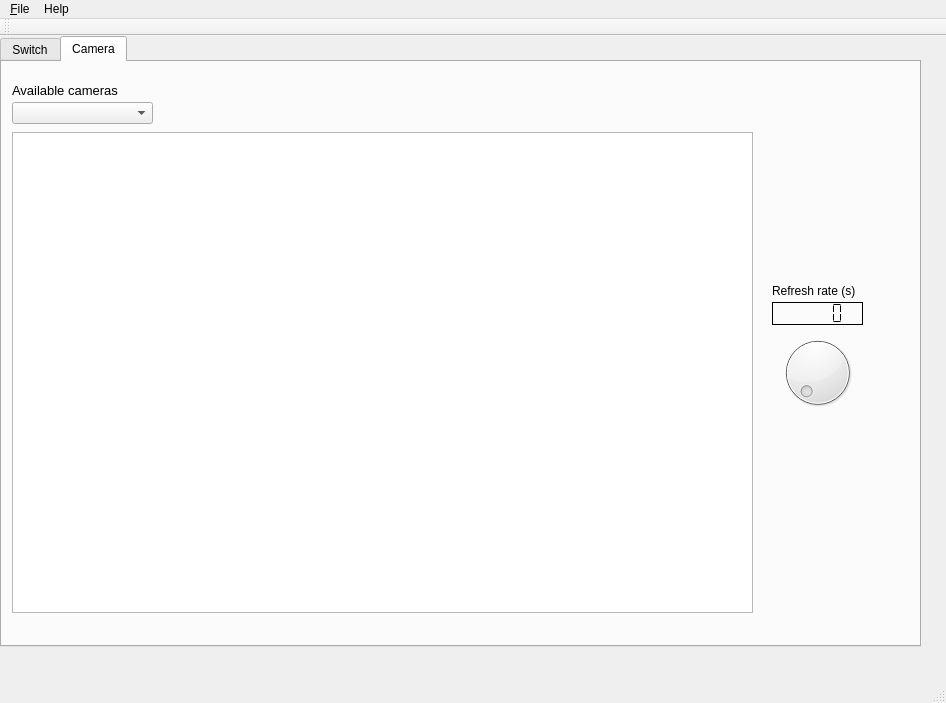
This is clientapps/SensorTest/mainwindow.ui in keigezellig/fruitHAP as Qt 5 draws it before an edit. The edited form follows.
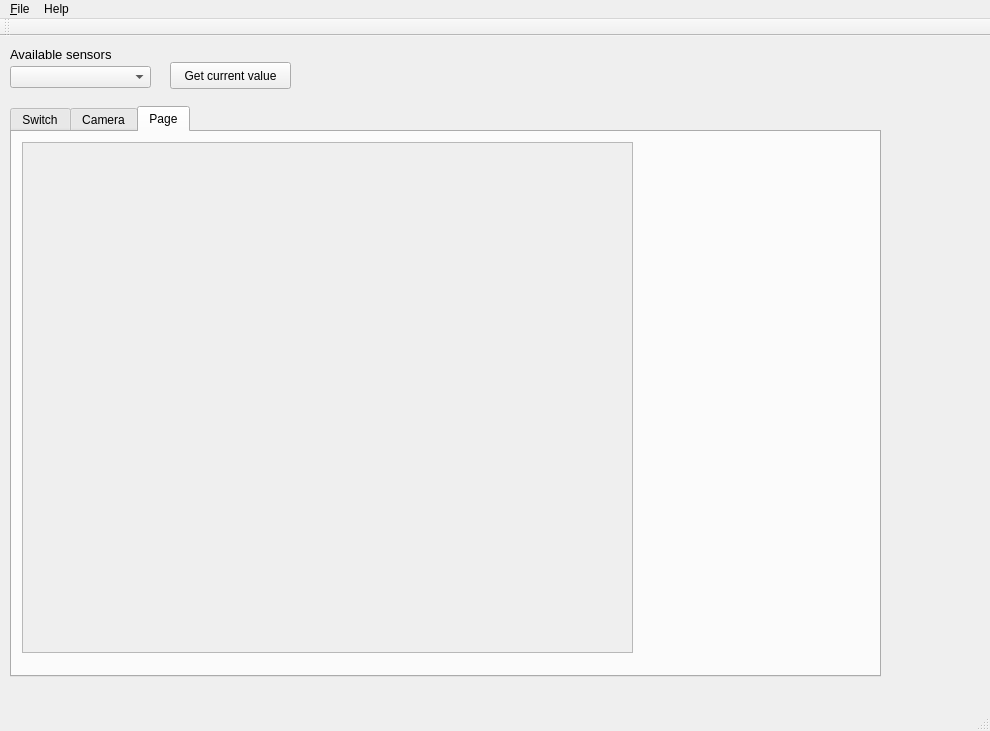
This is the edited form.

```diff
--- a/clientapps/SensorTest/mainwindow.ui
+++ b/clientapps/SensorTest/mainwindow.ui
@@ -6,8 +6,8 @@
    <rect>
     <x>0</x>
     <y>0</y>
-    <width>946</width>
-    <height>703</height>
+    <width>990</width>
+    <height>731</height>
    </rect>
   </property>
   <property name="windowTitle">
@@ -23,10 +23,10 @@
    <widget class="QTabWidget" name="tabWidget">
     <property name="geometry">
      <rect>
-      <x>0</x>
-      <y>0</y>
-      <width>921</width>
-      <height>611</height>
+      <x>10</x>
+      <y>70</y>
+      <width>871</width>
+      <height>571</height>
      </rect>
     </property>
     <property name="tabShape">
@@ -39,34 +39,6 @@
      <attribute name="title">
       <string>Switch</string>
      </attribute>
-     <widget class="QLabel" name="label">
-      <property name="geometry">
-       <rect>
-        <x>10</x>
-        <y>20</y>
-        <width>131</width>
-        <height>16</height>
-       </rect>
-      </property>
-      <property name="font">
-       <font>
-        <pointsize>10</pointsize>
-       </font>
-      </property>
-      <property name="text">
-       <string>Available switches</string>
-      </property>
-     </widget>
-     <widget class="QComboBox" name="cmbSwitchList">
-      <property name="geometry">
-       <rect>
-        <x>10</x>
-        <y>40</y>
-        <width>141</width>
-        <height>22</height>
-       </rect>
-      </property>
-     </widget>
      <widget class="QLabel" name="lbState">
       <property name="geometry">
        <rect>
@@ -124,43 +96,15 @@
       </property>
      </widget>
     </widget>
-    <widget class="QWidget" name="tab">
+    <widget class="QWidget" name="tabCamera">
      <attribute name="title">
       <string>Camera</string>
      </attribute>
-     <widget class="QComboBox" name="cmbCameraList">
-      <property name="geometry">
-       <rect>
-        <x>10</x>
-        <y>40</y>
-        <width>141</width>
-        <height>22</height>
-       </rect>
-      </property>
-     </widget>
-     <widget class="QLabel" name="label_2">
-      <property name="geometry">
-       <rect>
-        <x>10</x>
-        <y>20</y>
-        <width>131</width>
-        <height>16</height>
-       </rect>
-      </property>
-      <property name="font">
-       <font>
-        <pointsize>10</pointsize>
-       </font>
-      </property>
-      <property name="text">
-       <string>Available cameras</string>
-      </property>
-     </widget>
      <widget class="QGraphicsView" name="cameraImage">
       <property name="geometry">
        <rect>
         <x>10</x>
-        <y>70</y>
+        <y>10</y>
         <width>741</width>
         <height>481</height>
        </rect>
@@ -236,6 +180,75 @@
       </property>
      </widget>
     </widget>
+    <widget class="QWidget" name="tab">
+     <attribute name="title">
+      <string>Page</string>
+     </attribute>
+     <widget class="QScrollArea" name="sensorScroller">
+      <property name="geometry">
+       <rect>
+        <x>10</x>
+        <y>10</y>
+        <width>611</width>
+        <height>511</height>
+       </rect>
+      </property>
+      <property name="widgetResizable">
+       <bool>true</bool>
+      </property>
+      <widget class="QWidget" name="scrollAreaWidgetContents">
+       <property name="geometry">
+        <rect>
+         <x>0</x>
+         <y>0</y>
+         <width>609</width>
+         <height>509</height>
+        </rect>
+       </property>
+      </widget>
+     </widget>
+    </widget>
+   </widget>
+   <widget class="QComboBox" name="cmbSensorList">
+    <property name="geometry">
+     <rect>
+      <x>10</x>
+      <y>30</y>
+      <width>141</width>
+      <height>22</height>
+     </rect>
+    </property>
+   </widget>
+   <widget class="QLabel" name="label">
+    <property name="geometry">
+     <rect>
+      <x>10</x>
+      <y>10</y>
+      <width>131</width>
+      <height>16</height>
+     </rect>
+    </property>
+    <property name="font">
+     <font>
+      <pointsize>10</pointsize>
+     </font>
+    </property>
+    <property name="text">
+     <string>Available sensors</string>
+    </property>
+   </widget>
+   <widget class="QPushButton" name="btnGetValue">
+    <property name="geometry">
+     <rect>
+      <x>170</x>
+      <y>26</y>
+      <width>121</width>
+      <height>27</height>
+     </rect>
+    </property>
+    <property name="text">
+     <string>Get current value</string>
+    </property>
    </widget>
   </widget>
   <widget class="QMenuBar" name="menuBar">
@@ -243,7 +256,7 @@
     <rect>
      <x>0</x>
      <y>0</y>
-     <width>946</width>
+     <width>990</width>
      <height>27</height>
     </rect>
    </property>
```
Left out of the diff: 18 changed lines with no effect on the pictures.
